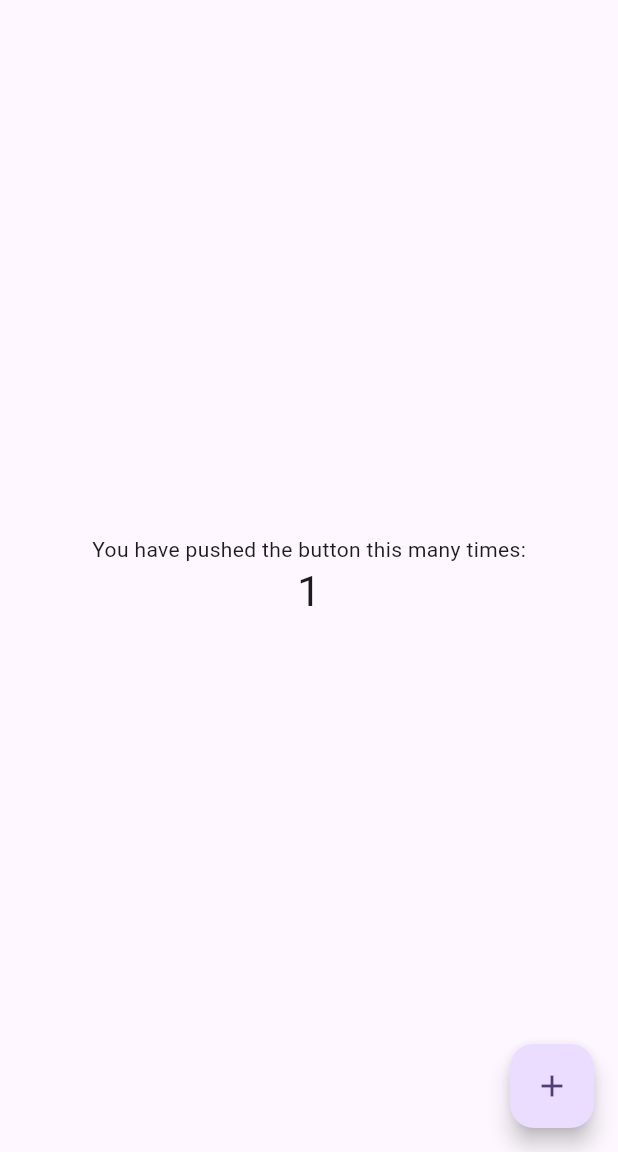
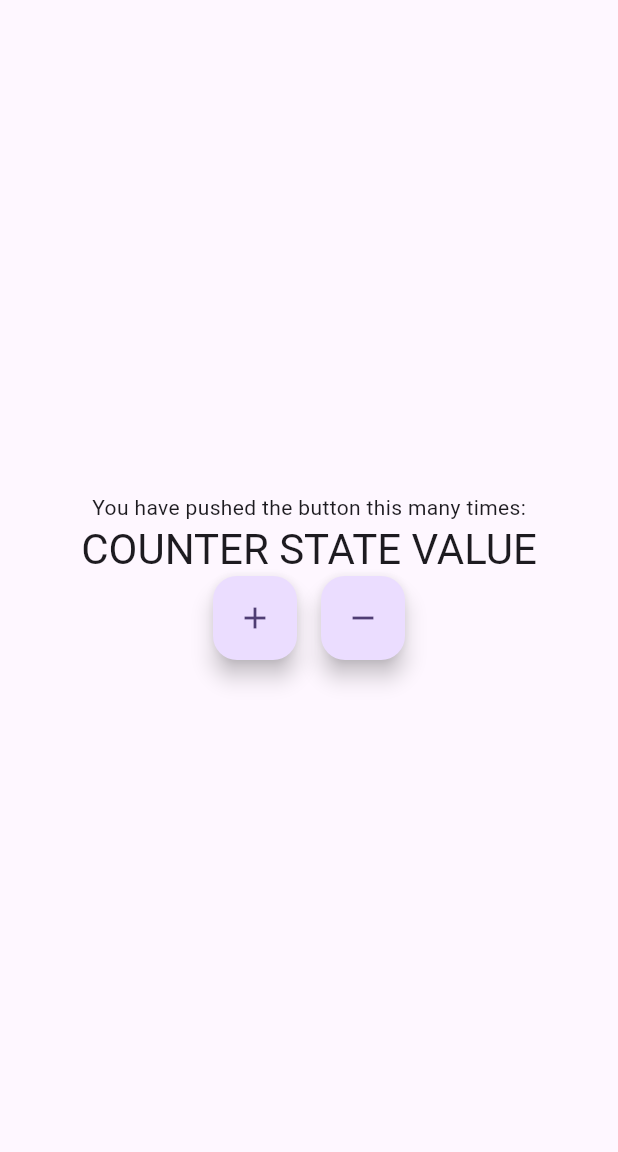
Before and after one commit to TarekAlabd/Counter-App-Bloc-Cubit, a Flutter app: the screen it shows after launch, after a tap on the "add" icon, on a phone screen of 412 x 824 dp, the part 84-1236 px from its top. Run offline on Flutter 3.47's test engine with Material 2 defaults, Android fonts, the phone set to English and light mode, and no system bars; our stand-ins replace bloc, flutter_bloc.

```diff
--- /dev/null
+++ b/lib/cubit/counter_cubit.dart
@@ -0,0 +1,15 @@
+import 'package:bloc/bloc.dart';
+
+part 'counter_state.dart';
+
+class CounterCubit extends Cubit<CounterState> {
+  CounterCubit() : super(const CounterState(value: 0));
+
+  void increment() {
+    emit(CounterState(value: state.value + 1));
+  }
+
+  void decrement() {
+    emit(CounterState(value: state.value - 1));
+  }
+}
--- /dev/null
+++ b/lib/cubit/counter_state.dart
@@ -0,0 +1,7 @@
+part of 'counter_cubit.dart';
+
+class CounterState {
+  final int value;
+
+  const CounterState({required this.value});
+}
--- a/lib/main.dart
+++ b/lib/main.dart
@@ -1,4 +1,6 @@
+import 'package:counter_app_bloc/cubit/counter_cubit.dart';
 import 'package:flutter/material.dart';
+import 'package:flutter_bloc/flutter_bloc.dart';
 
 void main() {
   runApp(const MyApp());
@@ -7,46 +9,24 @@ void main() {
 class MyApp extends StatelessWidget {
   const MyApp({super.key});
 
-  // This widget is the root of your application.
   @override
   Widget build(BuildContext context) {
-    return MaterialApp(
-      title: 'Flutter Demo',
-      theme: ThemeData(
-        // This is the theme of your application.
-        //
-        // TRY THIS: Try running your application with "flutter run". You'll see
-        // the application has a blue toolbar. Then, without quitting the app,
-        // try changing the seedColor in the colorScheme below to Colors.green
-        // and then invoke "hot reload" (save your changes or press the "hot
-        // reload" button in a Flutter-supported IDE, or press "r" if you used
-        // the command line to start the app).
-        //
-        // Notice that the counter didn't reset back to zero; the application
-        // state is not lost during the reload. To reset the state, use hot
-        // restart instead.
-        //
-        // This works for code too, not just values: Most code changes can be
-        // tested with just a hot reload.
-        colorScheme: ColorScheme.fromSeed(seedColor: Colors.deepPurple),
-        useMaterial3: true,
+    return BlocProvider(
+      create: (context) => CounterCubit(),
+      child: MaterialApp(
+        title: 'Flutter Demo',
+        theme: ThemeData(
+          colorScheme: ColorScheme.fromSeed(seedColor: Colors.deepPurple),
+          useMaterial3: true,
+        ),
+        home: const MyHomePage(title: 'Flutter Demo Home Page'),
       ),
-      home: const MyHomePage(title: 'Flutter Demo Home Page'),
     );
   }
 }
 
 class MyHomePage extends StatefulWidget {
   const MyHomePage({super.key, required this.title});
-
-  // This widget is the home page of your application. It is stateful, meaning
-  // that it has a State object (defined below) that contains fields that affect
-  // how it looks.
-
-  // This class is the configuration for the state. It holds the values (in this
-  // case the title) provided by the parent (in this case the App widget) and
-  // used by the build method of the State. Fields in a Widget subclass are
-  // always marked "final".
 
   final String title;
 
@@ -57,69 +37,46 @@ class MyHomePage extends StatefulWidget {
 class _MyHomePageState extends State<MyHomePage> {
   int _counter = 0;
 
-  void _incrementCounter() {
-    setState(() {
-      // This call to setState tells the Flutter framework that something has
-      // changed in this State, which causes it to rerun the build method below
-      // so that the display can reflect the updated values. If we changed
-      // _counter without calling setState(), then the build method would not be
-      // called again, and so nothing would appear to happen.
-      _counter++;
-    });
-  }
-
   @override
   Widget build(BuildContext context) {
-    // This method is rerun every time setState is called, for instance as done
-    // by the _incrementCounter method above.
-    //
-    // The Flutter framework has been optimized to make rerunning build methods
-    // fast, so that you can just rebuild anything that needs updating rather
-    // than having to individually change instances of widgets.
     return Scaffold(
       appBar: AppBar(
-        // TRY THIS: Try changing the color here to a specific color (to
-        // Colors.amber, perhaps?) and trigger a hot reload to see the AppBar
-        // change color while the other colors stay the same.
         backgroundColor: Theme.of(context).colorScheme.inversePrimary,
-        // Here we take the value from the MyHomePage object that was created by
-        // the App.build method, and use it to set our appbar title.
         title: Text(widget.title),
       ),
       body: Center(
-        // Center is a layout widget. It takes a single child and positions it
-        // in the middle of the parent.
         child: Column(
-          // Column is also a layout widget. It takes a list of children and
-          // arranges them vertically. By default, it sizes itself to fit its
-          // children horizontally, and tries to be as tall as its parent.
-          //
-          // Column has various properties to control how it sizes itself and
-          // how it positions its children. Here we use mainAxisAlignment to
-          // center the children vertically; the main axis here is the vertical
-          // axis because Columns are vertical (the cross axis would be
-          // horizontal).
-          //
-          // TRY THIS: Invoke "debug painting" (choose the "Toggle Debug Paint"
-          // action in the IDE, or press "p" in the console), to see the
-          // wireframe for each widget.
           mainAxisAlignment: MainAxisAlignment.center,
           children: <Widget>[
             const Text(
               'You have pushed the button this many times:',
             ),
             Text(
-              '$_counter',
+              'COUNTER STATE VALUE',
               style: Theme.of(context).textTheme.headlineMedium,
+            ),
+            Row(
+              mainAxisAlignment: MainAxisAlignment.center,
+              children: [
+                FloatingActionButton(
+                  onPressed: BlocProvider.of<CounterCubit>(context).increment,
+                  child: const Icon(Icons.add),
+                ),
+                const SizedBox(width: 16.0),
+                FloatingActionButton(
+                  onPressed: BlocProvider.of<CounterCubit>(context).decrement,
+                  child: const Icon(Icons.remove),
+                ),
+              ],
             ),
           ],
         ),
       ),
-      floatingActionButton: FloatingActionButton(
-        onPressed: _incrementCounter,
-        tooltip: 'Increment',
-        child: const Icon(Icons.add),
-      ), // This trailing comma makes auto-formatting nicer for build methods.
+      // floatingActionButton: FloatingActionButton(
+      //   onPressed: _incrementCounter,
+      //   tooltip: 'Increment',
+      //   child: const Icon(Icons.add),
+      // ),
     );
   }
 }
```
Also changed, not shown: pubspec.yaml (+5 -70 lines), pubspec.lock.
